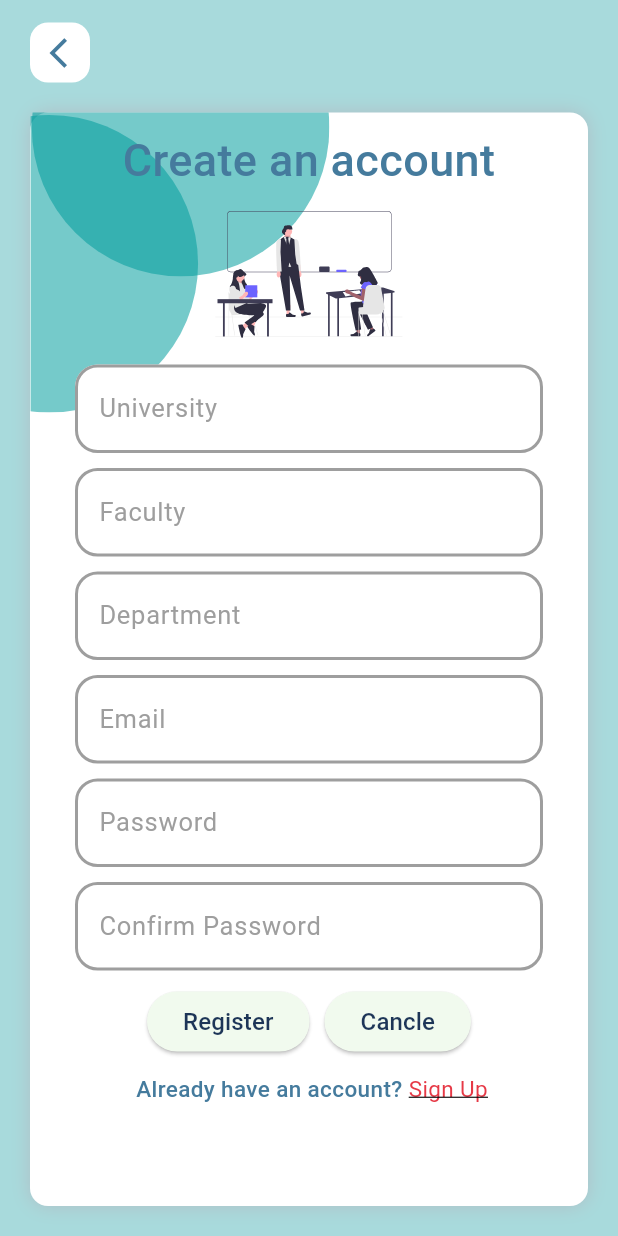
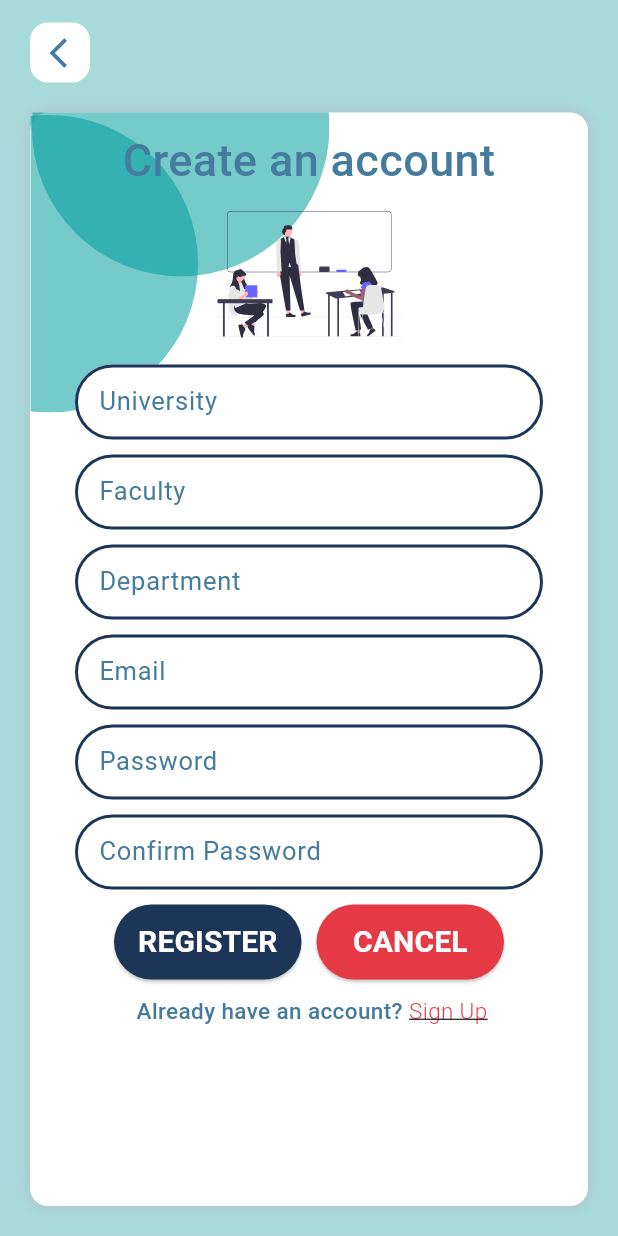
Before and after one commit to AsankaThennakoon/result_ease, a Flutter app: the screen it shows after launch, after a tap on "Sign Up", on a phone screen of 412 x 824 dp. Run offline on Flutter 3.47's test engine with Material 2 defaults, Android fonts, the phone set to English and light mode, and no system bars; our stand-ins replace flutter_svg, image_picker; statements that could not run were skipped.

Commit message:
change utils file

```diff
--- a/lib/main.dart
+++ b/lib/main.dart
@@ -1,38 +1,8 @@
 import 'package:flutter/material.dart';
 import 'package:result_ease/screen/onboarding/splash.dart';
+import 'package:result_ease/utils/app_theme.dart';
 
 
-final theme = ThemeData(
-  useMaterial3: true,
-  colorScheme: ColorScheme.fromSwatch(
-    primarySwatch: const MaterialColor(0xFF1D3557, {
-      50: Color(0xFFEBF2F7),
-      100: Color(0xFFD4E4F1),
-      200: Color(0xFFADCBE6),
-      300: Color(0xFF85B2D9),
-      400: Color(0xFF6094CC),
-      500: Color(0xFF457B9D),
-      600: Color(0xFF3A688B),
-      700: Color(0xFF30577A),
-      800: Color(0xFF254568),
-      900: Color(0xFF1B3548),
-    }),
-    brightness: Brightness.light,
-    accentColor:const Color(0xFFE63946),
-    backgroundColor:const Color(0xFFA8DADC),
-    cardColor:const Color(0xFFF1FAEE),
-  ),
-  textTheme:const TextTheme(
-    bodyText1: TextStyle(
-      color: Colors.black87, // For highly readable body text
-    ),
-    headline6: TextStyle(
-      color: Color(0xFF1D3557), // For headings or titles
-      fontWeight: FontWeight.bold,
-      fontSize: 48,
-    ),
-  ),
-);
 
 
 void main() {
@@ -48,7 +18,7 @@ class MyApp extends StatelessWidget {
     return MaterialApp(
       debugShowCheckedModeBanner: false,
       title: 'Flutter Demo',
-      theme: theme,
+      theme: AppTheme.themeData,
       home: const SplashScreen(),
     );
   }
--- a/lib/screen/lecture/home_lecture.dart
+++ b/lib/screen/lecture/home_lecture.dart
@@ -3,7 +3,7 @@ import 'package:flutter/src/widgets/container.dart';
 import 'package:flutter/src/widgets/framework.dart';
 import 'package:flutter_svg/flutter_svg.dart';
 import 'package:flutter_svg/parser.dart';
-import 'package:result_ease/utils/colors.dart';
+import 'package:result_ease/utils/app_colors.dart';
 import 'package:result_ease/widgets/menu_card.dart';
 
 class HomeLecture extends StatefulWidget {
--- a/lib/screen/onboarding/login.dart
+++ b/lib/screen/onboarding/login.dart
@@ -2,7 +2,8 @@ import 'package:flutter/material.dart';
 import 'package:flutter_svg/flutter_svg.dart';
 import 'package:result_ease/screen/lecture/home_lecture.dart';
 import 'package:result_ease/screen/onboarding/registration.dart';
-import 'package:result_ease/utils/colors.dart';
+import 'package:result_ease/utils/app_colors.dart';
+import 'package:result_ease/widgets/custom_button.dart';
 import 'package:result_ease/widgets/custom_text_field.dart';
 
 class Login extends StatefulWidget {
@@ -118,16 +119,11 @@ class _LoginState extends State<Login> {
                           ),
                           _isLoading
                               ? const CircularProgressIndicator()
-                              : ElevatedButton(
-                                  style: const ButtonStyle(
-                                    alignment: Alignment.center,
-                                  ),
-                                  onPressed: _login,
-                                  child: const Text(
-                                    "LOGIN",
-                                    style: TextStyle(fontSize: 16),
-                                  ),
-                                ),
+                              : CustomButton(
+                                  onClick: _login,
+                                  label: "LOGIN",
+                                  color: AppColors.buttonColorDark),
+
                           const SizedBox(
                             height: 10,
                           ),
--- a/lib/screen/onboarding/registration.dart
+++ b/lib/screen/onboarding/registration.dart
@@ -1,7 +1,8 @@
 import 'package:flutter/material.dart';
 import 'package:flutter_svg/flutter_svg.dart';
 import 'package:result_ease/screen/onboarding/login.dart';
-import 'package:result_ease/utils/colors.dart';
+import 'package:result_ease/utils/app_colors.dart';
+import 'package:result_ease/widgets/custom_button.dart';
 import 'package:result_ease/widgets/custom_text_field.dart';
 
 class Registration extends StatefulWidget {
@@ -186,28 +187,12 @@ class _RegistrationState extends State<Registration> {
                           Row(
                             mainAxisAlignment: MainAxisAlignment.center,
                             children: [
-                              ElevatedButton(
-                                style: const ButtonStyle(
-                                  alignment: Alignment.center,
-                                ),
-                                onPressed: _signUp,
-                                child: const Text(
-                                  "Register",
-                                  style: TextStyle(fontSize: 16),
-                                ),
-                              ),
+
+                              CustomButton(onClick: _signUp, label: "REGISTER", color: AppColors.buttonColorDark),
+
                               const SizedBox(width: 10,),
-                              ElevatedButton(
-                                style: const ButtonStyle(
+                               CustomButton(onClick: _cancle, label: "CANCEL", color: AppColors.accentColor),
 
-                                  alignment: Alignment.center,
-                                ),
-                                onPressed: _cancle,
-                                child: const Text(
-                                  "Cancle",
-                                  style: TextStyle(fontSize: 16),
-                                ),
-                              ),
                             ],
                           ),
                           const SizedBox(
--- a/lib/screen/onboarding/splash.dart
+++ b/lib/screen/onboarding/splash.dart
@@ -52,7 +52,7 @@ class _SplashScreenState extends State<SplashScreen> {
 
                       Center(
                           child: Text("Result Ease",
-                              style: Theme.of(context).textTheme.headline6)),
+                              style: Theme.of(context).textTheme.headline1)),
 
                       Positioned(
                         top: (MediaQuery.of(context).size.height) / 2,
--- a/lib/utils/colors.dart
+++ b/lib/utils/app_colors.dart
@@ -4,8 +4,10 @@ class AppColors {
   // Text colors
   static const Color bodyTextColor = Color(0xFF1D3557); // Dark blue
   static const Color headingTextColor = Color(0xFF457B9D); // Medium blue
+  static const Color labelMediumColor = Color(0xFF457B9D); // Medium blue
 
   // Widget/Button colors
+  static const Color buttonColorDark = Color(0xFF1D3557); // Medium blue
   static const Color buttonColor = Color(0xFF457B9D); // Medium blue
   static const Color selectedButtonColor = Color(0xFFE63946); // Bright red
 
--- /dev/null
+++ b/lib/utils/app_theme.dart
@@ -0,0 +1,13 @@
+import 'package:flutter/material.dart';
+import 'package:result_ease/utils/color_them.dart';
+import 'package:result_ease/utils/text_them.dart';
+
+
+
+class AppTheme {
+  static final ThemeData themeData = ThemeData(
+    useMaterial3: true,
+    colorScheme: ColorThemeData.colorScheme,
+    textTheme: TextThemeData.textTheme,
+  );
+}
--- /dev/null
+++ b/lib/utils/color_them.dart
@@ -0,0 +1,23 @@
+import 'package:flutter/material.dart';
+import 'package:result_ease/utils/app_colors.dart';
+
+class ColorThemeData {
+  static final ColorScheme colorScheme = ColorScheme.fromSwatch(
+    primarySwatch: const MaterialColor(0xFF1D3557, {
+      50: Color(0xFFEBF2F7),
+      100: Color(0xFFD4E4F1),
+      200: Color(0xFFADCBE6),
+      300: Color(0xFF85B2D9),
+      400: Color(0xFF6094CC),
+      500: Color(0xFF457B9D),
+      600: Color(0xFF3A688B),
+      700: Color(0xFF30577A),
+      800: Color(0xFF254568),
+      900: Color(0xFF1B3548),
+    }),
+    brightness: Brightness.light,
+    accentColor: AppColors.accentColor, // Use accent color from AppColors
+    backgroundColor: AppColors.backgroundColor, // Use background color from AppColors
+    cardColor: AppColors.backgroundColorWhite, // Use background color white from AppColors
+  );
+}
--- /dev/null
+++ b/lib/utils/text_them.dart
@@ -0,0 +1,30 @@
+import 'package:flutter/material.dart';
+import 'package:result_ease/utils/app_colors.dart';
+
+class TextThemeData {
+  static TextTheme textTheme = TextTheme(
+    bodyText1: const TextStyle(
+      color: Colors.black87, // For highly readable body text
+    ),
+    headline1: const TextStyle(
+      color: Color(0xFF1D3557), // For headings or titles
+      fontWeight: FontWeight.bold,
+      fontSize: 48,
+    ),
+    bodyMedium: const TextStyle(
+      color: AppColors.bodyMediumColor, // For body
+      fontWeight: FontWeight.w300,
+      fontSize: 20,
+    ),
+    labelMedium: const TextStyle(
+      color: AppColors.labelMediumColor, // for text field
+      fontWeight: FontWeight.w300,
+      fontSize: 20,
+    ),
+    button: const TextStyle(
+// for button
+      fontWeight: FontWeight.w900,
+      fontSize: 20,
+    ),
+  );
+}
--- /dev/null
+++ b/lib/widgets/custom_button.dart
@@ -0,0 +1,55 @@
+import 'package:flutter/material.dart';
+
+class CustomButton extends StatelessWidget {
+  final VoidCallback onClick;
+  final String label;
+  final Color color;
+  final double? width;
+  final double? height;
+  final double borderRadius;
+  final EdgeInsetsGeometry? margin;
+  final EdgeInsetsGeometry? padding;
+  final double fontSize;
+  final FontWeight fontWeight;
+
+  const CustomButton({
+    Key? key,
+    required this.onClick,
+    required this.label,
+    required this.color,
+    this.width = 125,
+    this.height = 50,
+    this.borderRadius = 25.0,
+    this.margin,
+    this.padding,
+    this.fontSize = 20.0,
+    this.fontWeight = FontWeight.bold,
+  }) : super(key: key);
+
+  @override
+  Widget build(BuildContext context) {
+    return Container(
+      width: width,
+      height: height,
+      margin: margin,
+      child: ElevatedButton(
+        onPressed: onClick,
+        style: ButtonStyle(
+          backgroundColor: MaterialStateProperty.all<Color>(color),
+          padding: MaterialStateProperty.all<EdgeInsetsGeometry>(
+              padding ?? const EdgeInsets.all(10.0)),
+          shape: MaterialStateProperty.all<RoundedRectangleBorder>(
+            RoundedRectangleBorder(
+              borderRadius: BorderRadius.circular(borderRadius),
+            ),
+          ),
+          foregroundColor: MaterialStateProperty.all<Color>(Colors.white),
+        ),
+        child: Text(
+          label,
+          style: TextStyle(fontSize: fontSize, fontWeight: fontWeight),
+        ),
+      ),
+    );
+  }
+}
--- a/lib/widgets/custom_text_field.dart
+++ b/lib/widgets/custom_text_field.dart
@@ -1,14 +1,18 @@
 import 'package:flutter/material.dart';
-import 'package:result_ease/utils/colors.dart';
+import 'package:result_ease/utils/app_colors.dart';
 
 class CustomTextField extends StatefulWidget {
   final String labelName;
   final TextEditingController controller;
+  final double width;
+  final double height;
 
   const CustomTextField({
     Key? key,
     required this.labelName,
     required this.controller,
+    this.height=50,
+    this.width=double.maxFinite,
   }) : super(key: key);
 
   @override
@@ -20,6 +24,8 @@ class _CustomTextFieldState extends State<CustomTextField> {
   Widget build(BuildContext context) {
     return Container(
       margin: const EdgeInsets.only(left: 30, right: 30),
+      width: widget.width,
+      height: widget.height,
       child: TextFormField(
         cursorHeight: 30,
         style: const TextStyle(color: AppColors.headingTextColor, fontSize: 18, height: 1.5),
@@ -28,46 +34,46 @@ class _CustomTextFieldState extends State<CustomTextField> {
         decoration: InputDecoration(
           labelText: widget.labelName,
           labelStyle:
-              const TextStyle(color: Colors.grey, fontSize: 17, height: 1),
-          hintStyle: const TextStyle(color: Colors.grey, fontSize: 17),
+              const TextStyle(color:AppColors.headingTextColor, fontSize: 17, height: 1),
+          hintStyle: const TextStyle(color: AppColors.headingTextColor, fontSize: 17),
           border: OutlineInputBorder(
             borderRadius: BorderRadius.circular(15.0),
           ),
           fillColor: Colors.white,
           filled: true,
           focusedBorder: OutlineInputBorder(
-            borderRadius: const BorderRadius.all(Radius.circular(15)),
+            borderRadius: const BorderRadius.all(Radius.circular(25)),
             borderSide: BorderSide(
               width: 2,
               color: widget.controller.text.isEmpty
-                  ? Colors.grey // Change to your desired color
+                  ? AppColors.buttonColorDark // Change to your desired color
                   : AppColors.headingTextColor, // Change to your desired color
             ),
           ),
           focusedErrorBorder: OutlineInputBorder(
-            borderRadius: const BorderRadius.all(Radius.circular(15)),
+            borderRadius: const BorderRadius.all(Radius.circular(25)),
             borderSide: BorderSide(
               width: 2,
               color: widget.controller.text.isEmpty
-                  ? Colors.grey // Change to your desired color
+                  ?  AppColors.buttonColorDark// Change to your desired color
                   : AppColors.headingTextColor, // Change to your desired color
             ),
           ),
           enabledBorder: OutlineInputBorder(
-            borderRadius: const BorderRadius.all(Radius.circular(15)),
+            borderRadius: const BorderRadius.all(Radius.circular(25)),
             borderSide: BorderSide(
               width: 2,
               color: widget.controller.text.isEmpty
-                  ? Colors.grey // Change to your desired color
+                  ? AppColors.buttonColorDark// Change to your desired color
                   : AppColors.headingTextColor, // Change to your desired color
             ),
           ),
           errorBorder: OutlineInputBorder(
-            borderRadius: const BorderRadius.all(Radius.circular(15)),
+            borderRadius: const BorderRadius.all(Radius.circular(25)),
             borderSide: BorderSide(
               width: 2,
               color: widget.controller.text.isEmpty
-                  ? Colors.grey // Change to your desired color
+                  ? AppColors.accentColor // Change to your desired color
                   : AppColors.headingTextColor, // Change to your desired color
             ),
           ),
--- a/lib/widgets/menu_card.dart
+++ b/lib/widgets/menu_card.dart
@@ -1,5 +1,5 @@
 import 'package:flutter/material.dart';
-import 'package:result_ease/utils/colors.dart';
+import 'package:result_ease/utils/app_colors.dart';
 
 class CustomCard extends StatelessWidget {
   final Function onTap;
--- a/pubspec.yaml
+++ b/pubspec.yaml
@@ -37,6 +37,8 @@ dependencies:
   # Use with the CupertinoIcons class for iOS style icons.
   cupertino_icons: ^1.0.2
   flutter_svg: ^1.1.6
+  image_picker: ^1.0.2
+  path_provider: ^2.1.0
 
 dev_dependencies:
   flutter_test:
```
Also changed, not shown: lib/screen/lecture/profile_lecture.dart (added, +16 -0 lines), lib/widgets/image_input.dart (added, +86 -0 lines), pubspec.lock, 5 other files.
